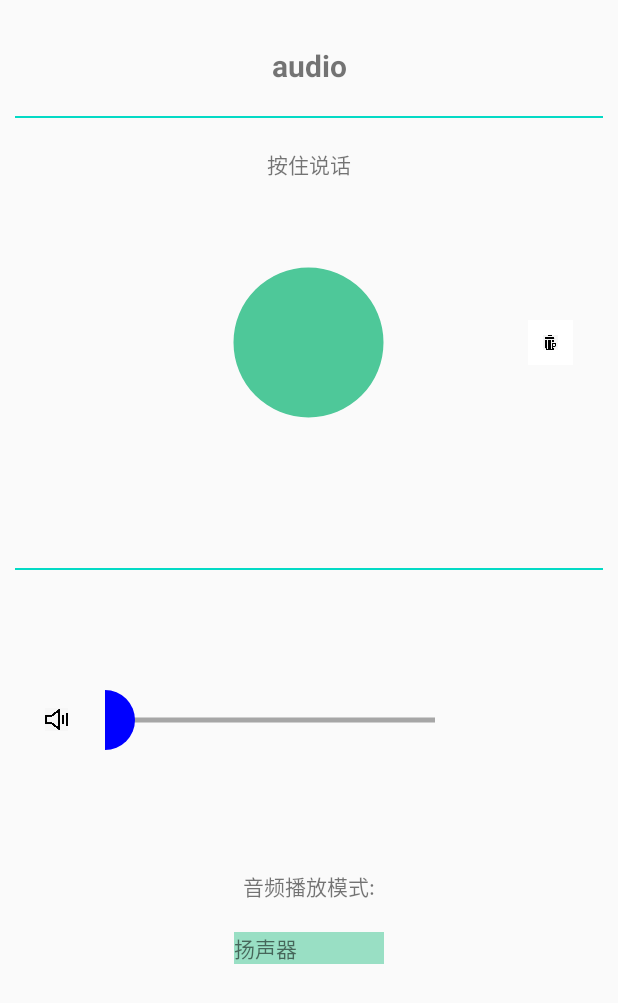
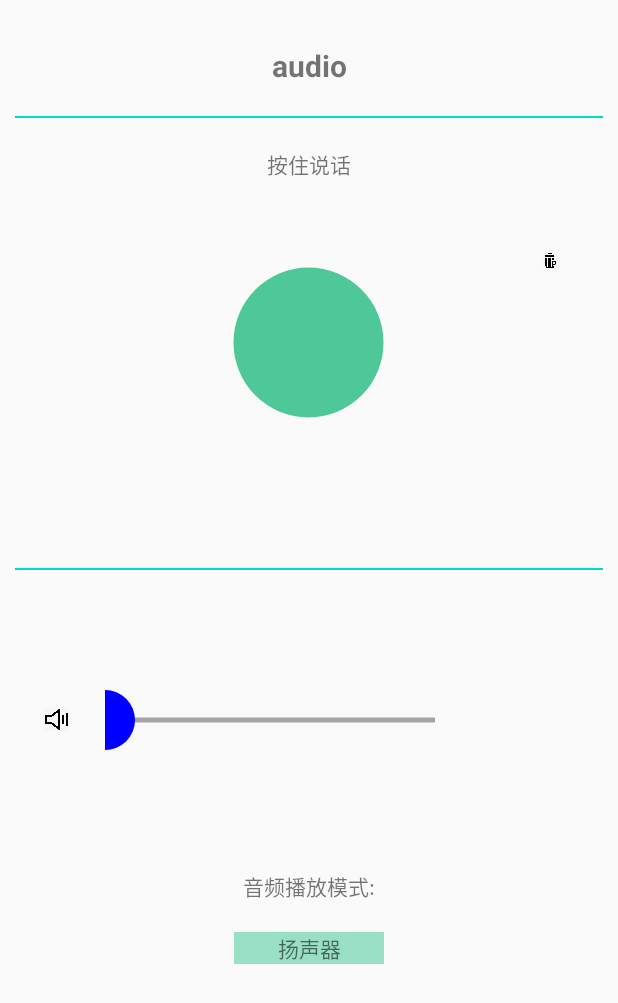
Before and after one commit to zhongyao/MultimediaExplore, an Android app: the screen it shows after launch (AudioActivity), on a phone screen of 412 x 824 dp. Shown: the top 1003 px of the screen. Run offline under Robolectric (Android 15) with nearby library versions, the phone set to English and light mode, and no system bars; libraries missing offline, so code that uses them is left out: com.hjq.permissions; 1 statement that could not run was skipped.

Commit message:
delete 布局修改

```diff
--- a/app/src/main/java/com/hongri/multimedia/audio/widget/AudioRecordView.java
+++ b/app/src/main/java/com/hongri/multimedia/audio/widget/AudioRecordView.java
@@ -18,6 +18,7 @@
 import androidx.annotation.NonNull;
 import androidx.annotation.Nullable;
 
+import com.hongri.multimedia.R;
 import com.hongri.multimedia.audio.listener.RecordSoundSizeListener;
 import com.hongri.multimedia.audio.AudioRecordManager;
 import com.hongri.multimedia.audio.state.RecordConfig;
@@ -167,11 +168,11 @@
                 distanceX = currentX - lastTouchX;
 
                 if (currentX > borderWidth && distanceX > (borderWidth / 4.0)) {
-                    deleteBtn.setBackgroundColor(Color.parseColor("#FF0000"));
+                    deleteBtn.setBackgroundResource(R.drawable.audio_delete_pressed_bg);
                     timeTv.setText("松手取消发送");
                     isCancelRegion = true;
                 } else {
-                    deleteBtn.setBackgroundColor(Color.parseColor("#FFFFFF"));
+                    deleteBtn.setBackgroundResource(R.drawable.audio_delete_normal_bg);
                     isCancelRegion = false;
                 }
 
@@ -200,7 +201,7 @@
                         }
 
                         recordBtn.updateLayout(false, recordBtnWidth / 2, recordBtnHeight / 2, recordBtnWidth / 3, recordBtnWidth / 3);
-                        deleteBtn.setBackgroundColor(Color.parseColor("#FFFFFF"));
+                        deleteBtn.setBackgroundResource(R.drawable.audio_delete_normal_bg);
                     }
                 }, 100);
 
--- /dev/null
+++ b/app/src/main/res/drawable/audio_delete_normal_bg.xml
@@ -0,0 +1,8 @@
+<?xml version="1.0" encoding="utf-8"?>
+<shape xmlns:android="http://schemas.android.com/apk/res/android"
+    android:innerRadius="0dp"
+    android:shape="ring"
+    android:thickness="20dp"
+    android:useLevel="false">
+    <solid android:color="@color/white" />
+</shape>
--- /dev/null
+++ b/app/src/main/res/drawable/audio_delete_pressed_bg.xml
@@ -0,0 +1,8 @@
+<?xml version="1.0" encoding="utf-8"?>
+<shape xmlns:android="http://schemas.android.com/apk/res/android"
+    android:innerRadius="0dp"
+    android:shape="ring"
+    android:thickness="20dp"
+    android:useLevel="false">
+    <solid android:color="@color/red" />
+</shape>
--- a/app/src/main/res/layout/activity_audio.xml
+++ b/app/src/main/res/layout/activity_audio.xml
@@ -86,9 +86,9 @@
             android:id="@+id/deleteBtn"
             android:layout_width="30dp"
             android:layout_height="30dp"
-            android:layout_gravity="right|center_vertical"
+            android:layout_gravity="right|top"
+            android:layout_marginTop="80dp"
             android:layout_marginRight="20dp"
-            android:background="@color/white"
             android:padding="10dp"
             android:src="@drawable/audio_record_delete"
             tools:ignore="RtlHardcoded" />
@@ -157,7 +157,7 @@
         android:layout_height="wrap_content"
         android:layout_gravity="center"
         android:background="@color/audio_record_selector_pressed_color"
-        android:gravity="left"
+        android:gravity="center"
         android:text="扬声器" />
 
 </LinearLayout>
```
Also changed, not shown: 1 other file.
